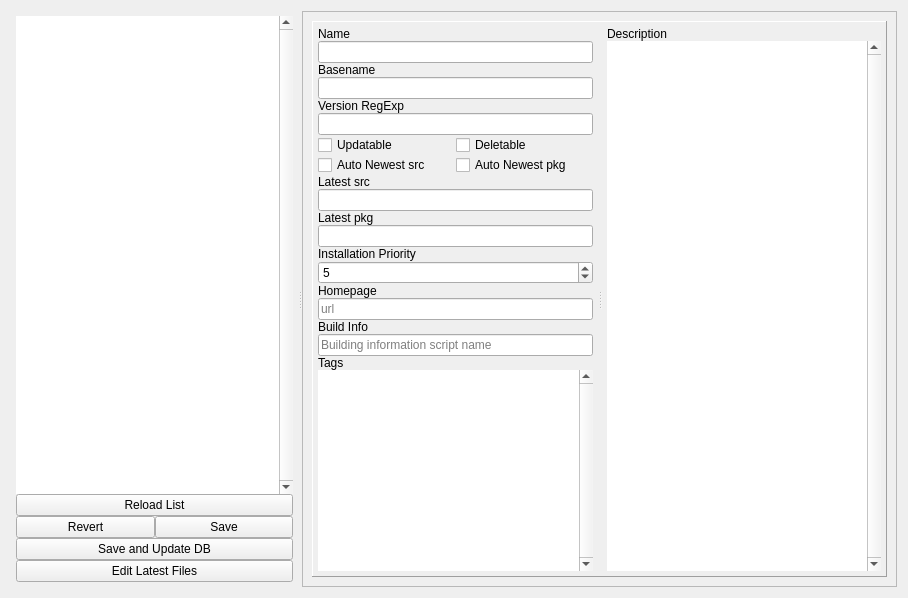
The window that org/wayround/aipsetup/ui/info_edit.ui (AnimusPEXUS/wayround_i2p_aipsetup) describes before a commit, drawn with Qt 5.
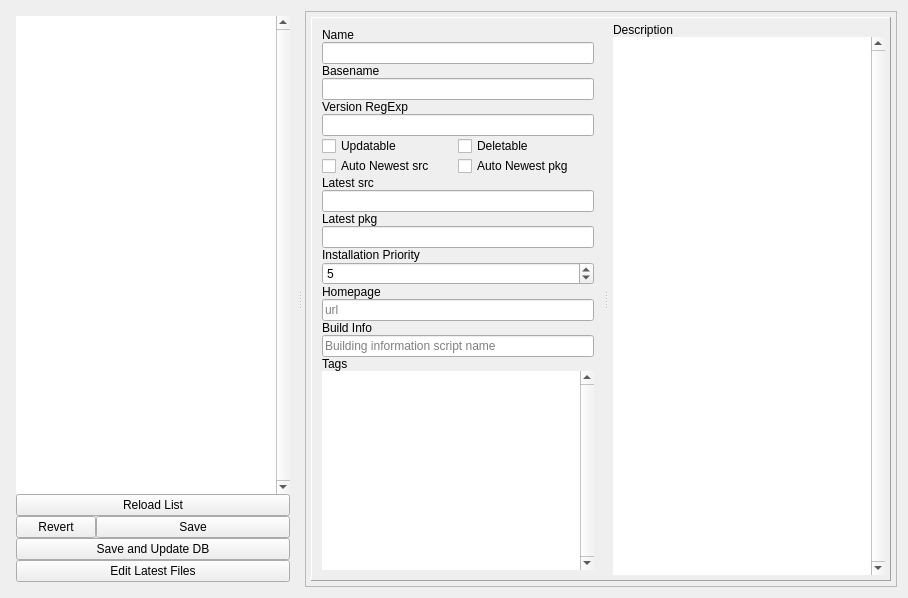
The same window after the commit.

Diff of the .ui file:
```diff
--- a/org/wayround/aipsetup/ui/info_edit.ui
+++ b/org/wayround/aipsetup/ui/info_edit.ui
@@ -26,7 +26,7 @@
       <bool>true</bool>
      </property>
      <property name="sizePolicy">
-      <sizepolicy hsizetype="Preferred" vsizetype="MinimumExpanding">
+      <sizepolicy hsizetype="Minimum" vsizetype="MinimumExpanding">
        <horstretch>0</horstretch>
        <verstretch>0</verstretch>
       </sizepolicy>
@@ -46,18 +46,24 @@
      <property name="orientation">
       <enum>Qt::Horizontal</enum>
      </property>
+     <property name="handleWidth">
+      <number>10</number>
+     </property>
      <widget class="QWidget" name="layoutWidget">
       <layout class="QVBoxLayout" name="verticalLayout_6">
        <property name="spacing">
         <number>0</number>
        </property>
+       <property name="sizeConstraint">
+        <enum>QLayout::SetDefaultConstraint</enum>
+       </property>
        <property name="margin">
         <number>5</number>
        </property>
        <item>
         <widget class="QListWidget" name="listWidget">
          <property name="sizePolicy">
-          <sizepolicy hsizetype="Minimum" vsizetype="Expanding">
+          <sizepolicy hsizetype="Expanding" vsizetype="Expanding">
            <horstretch>0</horstretch>
            <verstretch>0</verstretch>
           </sizepolicy>
@@ -87,6 +93,12 @@
        </item>
        <item>
         <widget class="QPushButton" name="pushButton_2">
+         <property name="sizePolicy">
+          <sizepolicy hsizetype="Expanding" vsizetype="Fixed">
+           <horstretch>0</horstretch>
+           <verstretch>0</verstretch>
+          </sizepolicy>
+         </property>
          <property name="text">
           <string>Reload List</string>
          </property>
@@ -100,8 +112,17 @@
          <property name="spacing">
           <number>0</number>
          </property>
+         <property name="sizeConstraint">
+          <enum>QLayout::SetDefaultConstraint</enum>
+         </property>
          <item>
           <widget class="QPushButton" name="pushButton_6">
+           <property name="sizePolicy">
+            <sizepolicy hsizetype="Maximum" vsizetype="Fixed">
+             <horstretch>0</horstretch>
+             <verstretch>0</verstretch>
+            </sizepolicy>
+           </property>
            <property name="text">
             <string>Revert</string>
            </property>
@@ -109,6 +130,12 @@
          </item>
          <item>
           <widget class="QPushButton" name="pushButton_5">
+           <property name="sizePolicy">
+            <sizepolicy hsizetype="Expanding" vsizetype="Fixed">
+             <horstretch>0</horstretch>
+             <verstretch>0</verstretch>
+            </sizepolicy>
+           </property>
            <property name="text">
             <string>Save</string>
            </property>
@@ -118,6 +145,12 @@
        </item>
        <item>
         <widget class="QPushButton" name="pushButton">
+         <property name="sizePolicy">
+          <sizepolicy hsizetype="Expanding" vsizetype="Fixed">
+           <horstretch>0</horstretch>
+           <verstretch>0</verstretch>
+          </sizepolicy>
+         </property>
          <property name="text">
           <string>Save and Update DB</string>
          </property>
@@ -132,7 +165,7 @@
        <item>
         <widget class="QPushButton" name="pushButton_3">
          <property name="sizePolicy">
-          <sizepolicy hsizetype="Minimum" vsizetype="Fixed">
+          <sizepolicy hsizetype="Expanding" vsizetype="Fixed">
            <horstretch>0</horstretch>
            <verstretch>0</verstretch>
           </sizepolicy>
@@ -152,6 +185,12 @@
        <enum>QFrame::StyledPanel</enum>
       </property>
       <layout class="QHBoxLayout" name="horizontalLayout_2">
+       <property name="spacing">
+        <number>1</number>
+       </property>
+       <property name="margin">
+        <number>5</number>
+       </property>
        <item>
         <widget class="QSplitter" name="splitter_2">
          <property name="frameShape">
@@ -169,10 +208,10 @@
             <number>0</number>
            </property>
            <property name="sizeConstraint">
-            <enum>QLayout::SetMaximumSize</enum>
+            <enum>QLayout::SetMinimumSize</enum>
            </property>
            <property name="margin">
-            <number>5</number>
+            <number>10</number>
            </property>
            <item>
             <widget class="QLabel" name="label_11">
```
